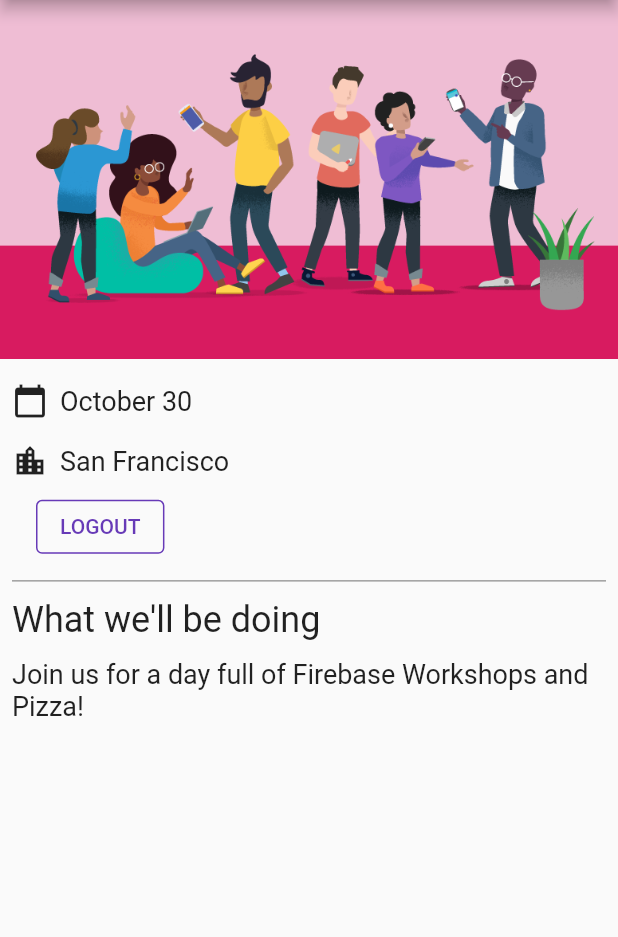
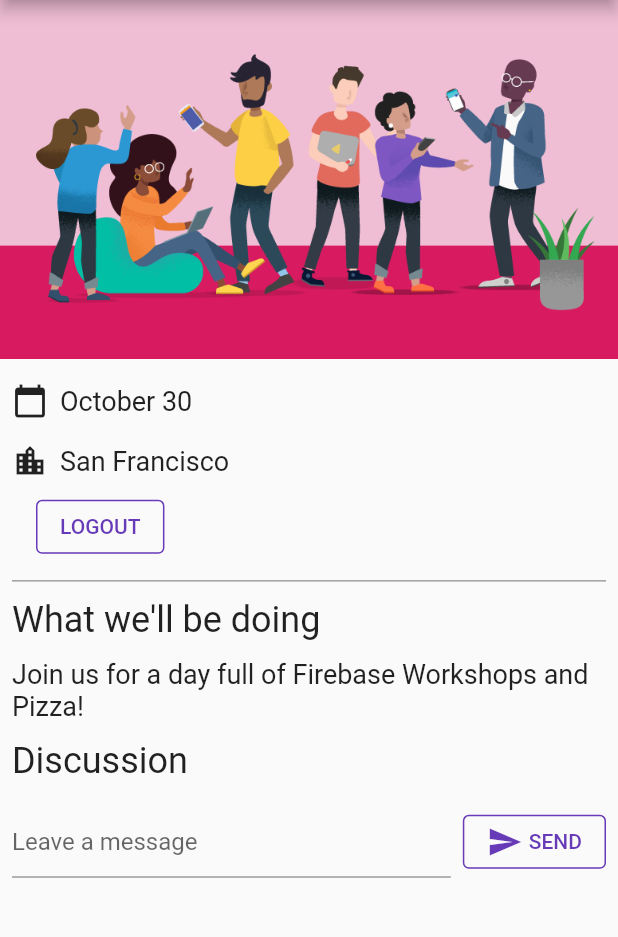
Before and after one commit to kangsudal/firebase-get-to-know-flutter, a Flutter app: the screen it shows once a user with an empty profile is signed in, on a phone screen of 412 x 824 dp, the part 84-1021 px from its top. Run offline on Flutter 3.47's test engine with Material 2 defaults, Android fonts, the light colour scheme and no system bars; our stand-ins replace cloud_firestore, firebase_auth, firebase_core, google_fonts; accounts and stored records are empty.

Commit message:
add message to cloud firestore

```diff
--- a/lib/main.dart
+++ b/lib/main.dart
@@ -1,5 +1,7 @@
-import 'package:firebase_core/firebase_core.dart'; // new
-import 'package:firebase_auth/firebase_auth.dart'; // new
+import 'dart:async';
+import 'package:cloud_firestore/cloud_firestore.dart'; // 데이터베이스 연결
+import 'package:firebase_core/firebase_core.dart'; // firebase 필수
+import 'package:firebase_auth/firebase_auth.dart'; // 인증
 import 'package:flutter/material.dart';
 import 'package:google_fonts/google_fonts.dart';
 import 'package:provider/provider.dart'; // new
@@ -73,6 +75,20 @@ class HomePage extends StatelessWidget {
           const Header("What we'll be doing"),
           const Paragraph(
             'Join us for a day full of Firebase Workshops and Pizza!',
+          ),
+          Consumer<ApplicationState>(
+            builder: (context, appState, _) => Column(
+              crossAxisAlignment: CrossAxisAlignment.start,
+              children: [
+                if (appState.loginState == ApplicationLoginState.loggedIn) ...[
+                  Header('Discussion'),
+                  GuestBook(
+                    addMessage: (String message) =>
+                        appState.addMessageToGuestBook(message),
+                  ),
+                ],
+              ],
+            ),
           ),
         ],
       ),
@@ -162,4 +178,76 @@ class ApplicationState extends ChangeNotifier {
   void signOut() {
     FirebaseAuth.instance.signOut();
   }
+
+  Future<DocumentReference> addMessageToGuestBook(String message) {
+    //SEND 버튼을 클릭하면 guestbook 컬렉션에 자동생성된 새 문서에 message가 추가된다.
+    if (_loginState != ApplicationLoginState.loggedIn) {
+      throw Exception('Must be logged in');
+    }
+    CollectionReference guestbook =
+        FirebaseFirestore.instance.collection('guestbook');
+    return guestbook.add(<String, dynamic>{
+      'text': message,
+      'timestamp': DateTime.now().millisecondsSinceEpoch,
+      'name': FirebaseAuth.instance.currentUser!.displayName,
+      'userId': FirebaseAuth.instance.currentUser!.uid,
+    });
+  }
+} //ApplicationState
+
+class GuestBook extends StatefulWidget {
+  GuestBook({required this.addMessage});
+  final FutureOr<void> Function(String message) addMessage;
+
+  @override
+  _GuestBookState createState() => _GuestBookState();
 }
+
+class _GuestBookState extends State<GuestBook> {
+  final _formKey = GlobalKey<FormState>(debugLabel: '_GuestBookState');
+  final _controller = TextEditingController();
+
+  @override
+  Widget build(BuildContext context) {
+    return Padding(
+      padding: const EdgeInsets.all(8.0),
+      child: Form(
+        key: _formKey,
+        child: Row(
+          children: [
+            Expanded(
+              child: TextFormField(
+                controller: _controller,
+                decoration: const InputDecoration(
+                  hintText: 'Leave a message',
+                ),
+                validator: (value) {
+                  if (value == null || value.isEmpty) {
+                    return 'Enter your message to continue';
+                  }
+                  return null;
+                },
+              ),
+            ),
+            SizedBox(width: 8),
+            StyledButton(
+              onPressed: () async {
+                if (_formKey.currentState!.validate()) {
+                  await widget.addMessage(_controller.text);
+                  _controller.clear();
+                }
+              },
+              child: Row(
+                children: [
+                  Icon(Icons.send),
+                  SizedBox(width: 4),
+                  Text('SEND'),
+                ],
+              ),
+            ),
+          ],
+        ),
+      ),
+    );
+  }
+}
```
